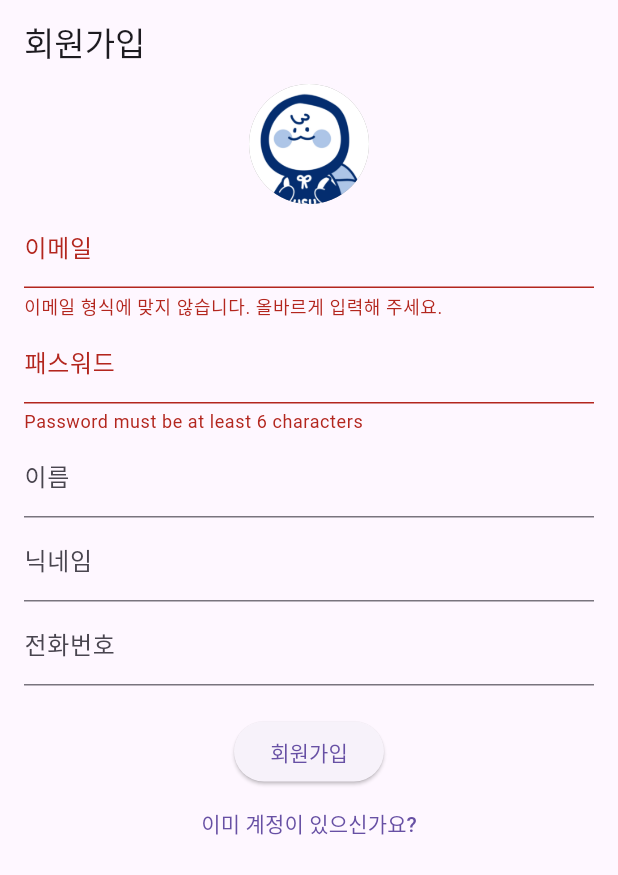
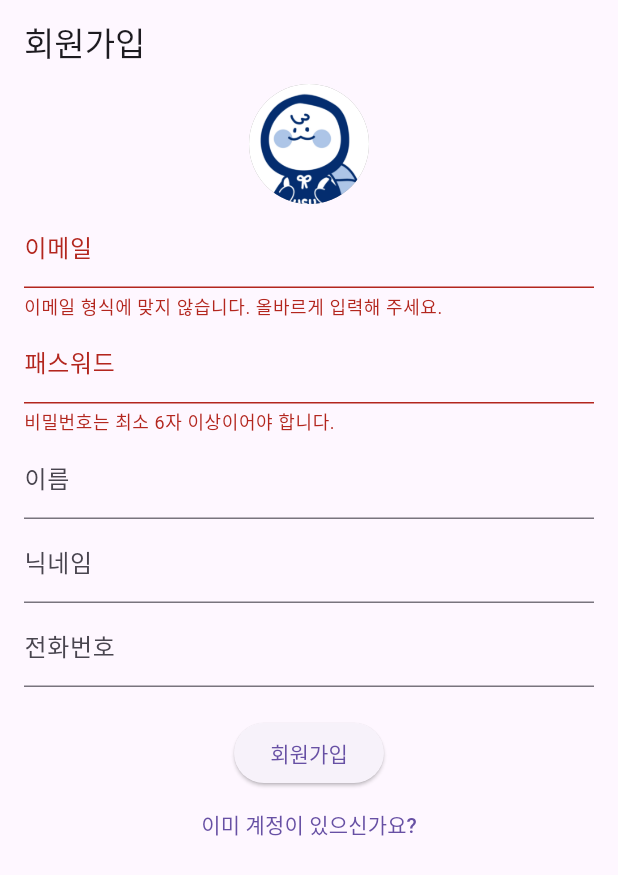
Before and after one commit to Damoyeo/Damoyeo, a Flutter app: the screen it shows after launch, after a tap on "로그인", after a tap on "계정이 없으신가요?", on a phone screen of 412 x 824 dp. Shown: the top 875 px of the screen. Run offline on Flutter 3.47's test engine with Material 3 defaults, Android fonts, the light colour scheme and no system bars; our stand-ins replace cached_network_image, cloud_firestore, currency_text_input_formatter, firebase_auth, firebase_core, firebase_messaging and 3 more; missing offline and left inert: firebase_app_check, kpostal; accounts and stored records are empty.

```diff
--- a/lib/auth/auth_gate.dart
+++ b/lib/auth/auth_gate.dart
@@ -2,7 +2,6 @@ import 'package:firebase_auth/firebase_auth.dart';
 import 'package:flutter/material.dart';
 import '../login/login_screen.dart'; // flutter_login으로 구성된 로그인 화면
 import '../tab/tab_page.dart';
-import '../login/login_screen.dart';
 
 class AuthGate extends StatelessWidget {
   const AuthGate({Key? key}) : super(key: key);
--- a/lib/login/login_screen.dart
+++ b/lib/login/login_screen.dart
@@ -1,7 +1,6 @@
 import 'package:firebase_auth/firebase_auth.dart';
 import 'package:cloud_firestore/cloud_firestore.dart';
 import 'package:flutter/material.dart';
-import '../tab/postList/postList_page.dart';
 
 class LoginScreen extends StatefulWidget {
   @override
@@ -31,7 +30,6 @@ class _LoginScreenState extends State<LoginScreen> {
           email: emailController.text.trim(),
           password: passwordController.text.trim(),
         );
-        print('로그인 성공: ${userCredential.user?.uid}');
       } else {
         // 회원가입 모드
         userCredential = await FirebaseAuth.instance.createUserWithEmailAndPassword(
@@ -39,7 +37,7 @@ class _LoginScreenState extends State<LoginScreen> {
           password: passwordController.text.trim(),
         );
 
-        // Firestore에 사용자 정보 저장
+        // 회원가입이 성공한 후 Firestore에 추가 정보 저장
         await FirebaseFirestore.instance.collection('users').doc(userCredential.user!.uid).set({
           'user_name': nameController.text.trim(),
           'user_nickname': nicknameController.text.trim(),
@@ -48,24 +46,19 @@ class _LoginScreenState extends State<LoginScreen> {
           'user_createdAt': FieldValue.serverTimestamp(),
           'user_postCount': 0,
         });
-        print('회원가입 성공: ${userCredential.user?.uid}');
       }
 
-      // 인증 성공 시 PostListPage로 이동
+      // 인증 성공 시 다음 화면으로 이동하거나 처리 추가
       ScaffoldMessenger.of(context).showSnackBar(
-        SnackBar(content: Text(isLoginMode ? '로그인 성공!' : '회원가입 성공!')),
+        SnackBar(content: Text(isLoginMode ? '로그인 성공' : '회원가입 성공')),
       );
-      if (context.mounted) {
-        Navigator.of(context).pushReplacementNamed('/postList'); // PostListPage로 이동
-      }
     } catch (error) {
-      print('인증 중 오류 발생: $error');
+      // 오류 발생 시 처리
       ScaffoldMessenger.of(context).showSnackBar(
         SnackBar(content: Text('오류가 발생했습니다: $error')),
       );
     }
   }
-
 
   @override
   Widget build(BuildContext context) {
@@ -109,7 +102,7 @@ class _LoginScreenState extends State<LoginScreen> {
                   obscureText: true,
                   validator: (value) {
                     if (value == null || value.length < 6) {
-                      return 'Password must be at least 6 characters';
+                      return '비밀번호는 최소 6자 이상이어야 합니다.';
                     }
                     return null;
                   },
```
Also changed, not shown: lib/tab/account/account_page.dart (+7 -4 lines).
